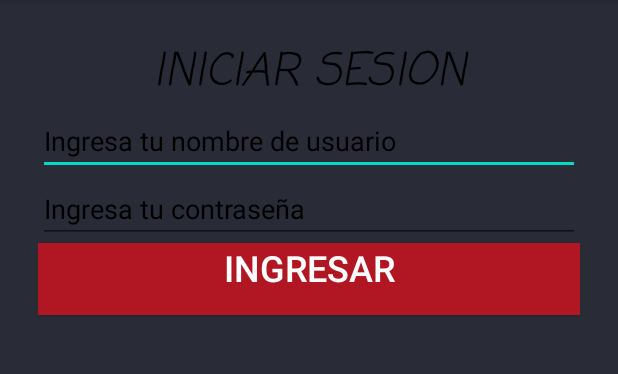
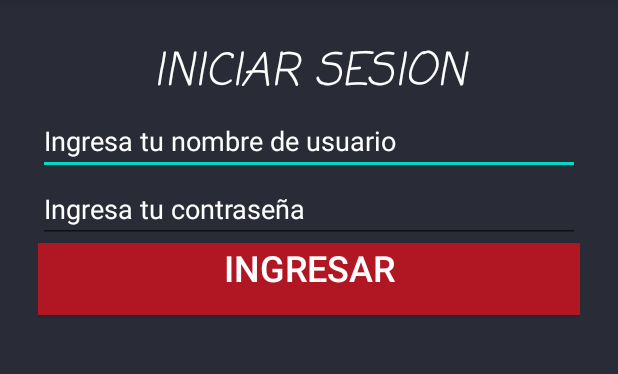
Before and after one commit to Joaco95000/NorthCenter, an Android app: the LoginActivity screen opened directly, with no data from a screen before it, on a phone screen of 412 x 824 dp, the part 84-458 px from its top. Run offline under Robolectric (Android 15) with nearby library versions, the phone set to English and light mode, and no system bars; Roboto replaces fonts that are not available here.

Commit message:
merging branches and fixing errors

```diff
--- a/TopCinema/app/src/main/res/layout/activity_login.xml
+++ b/TopCinema/app/src/main/res/layout/activity_login.xml
@@ -16,7 +16,7 @@
         android:fontFamily="casual"
         android:text="@string/ingresarTitulo"
         android:textAlignment="center"
-        android:textColor="@android:color/black"
+        android:textColor="@android:color/white"
         android:textSize="30sp"
         android:textStyle="italic"
         android:gravity="center_horizontal" />
@@ -28,8 +28,8 @@
         android:ems="10"
         android:hint="@string/ingresarUsuario"
         android:inputType="textPersonName"
-        android:textColor="@android:color/black"
-        android:textColorHint="#000000" />
+        android:textColor="@android:color/white"
+        android:textColorHint="#FFFFFF" />
 
     <EditText
         android:id="@+id/etIngresarContrasenia"
@@ -38,8 +38,8 @@
         android:ems="10"
         android:hint="@string/ingresarContrasenia"
         android:inputType="textPassword"
-        android:textColor="@android:color/black"
-        android:textColorHint="#000000" />
+        android:textColor="@android:color/white"
+        android:textColorHint="#FFFFFF" />
 
     <Button
         android:id="@+id/btnIngresarIngresar"
@@ -57,7 +57,7 @@
         android:layout_width="match_parent"
         android:layout_height="wrap_content"
         android:textAlignment="center"
-        android:textColor="@android:color/black"
+        android:textColor="@android:color/white"
         android:textSize="24sp"
         android:gravity="center_horizontal" />
 </LinearLayout>
```
